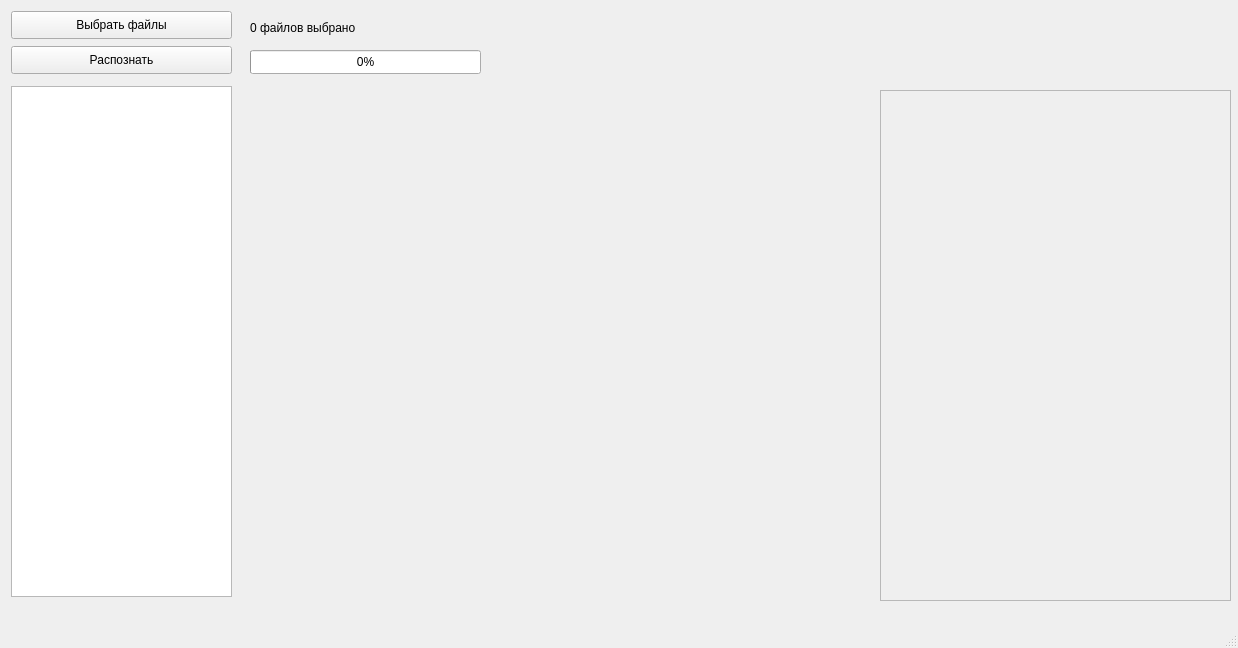
gle8098/diagram-recognition, file ui/window.ui: the form before one commit.
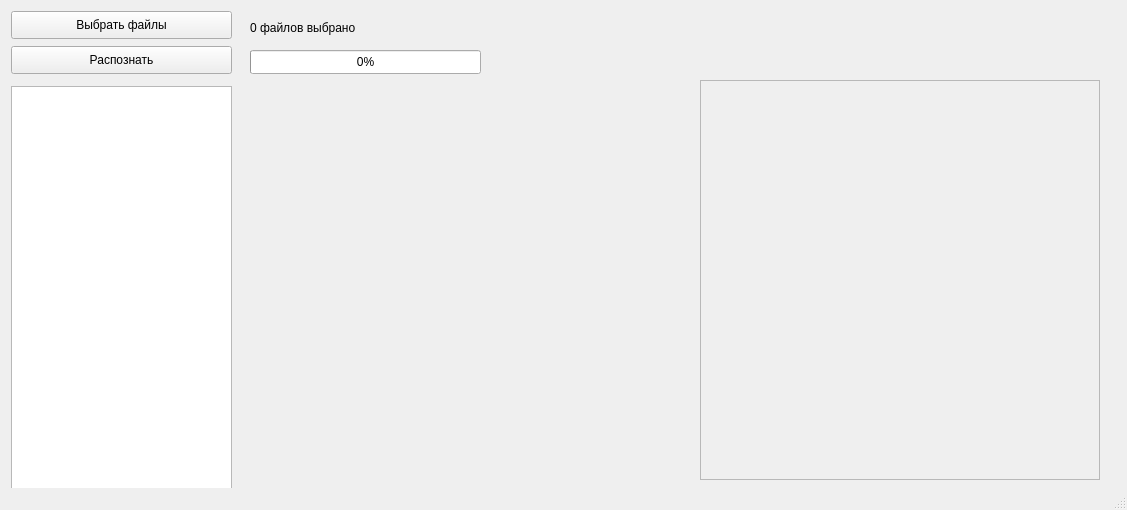
The form after the commit.

Commit message: GODR-46 GODR-47 Cosmetic UI update

Patch:
```diff
--- a/ui/window.ui
+++ b/ui/window.ui
@@ -6,8 +6,8 @@
    <rect>
     <x>0</x>
     <y>0</y>
-    <width>1238</width>
-    <height>648</height>
+    <width>1127</width>
+    <height>510</height>
    </rect>
   </property>
   <property name="windowTitle">
@@ -49,7 +49,7 @@
       <x>11</x>
       <y>86</y>
       <width>221</width>
-      <height>511</height>
+      <height>411</height>
      </rect>
     </property>
     <property name="readOnly">
@@ -85,10 +85,10 @@
    <widget class="QFrame" name="sgf_painter_frame">
     <property name="geometry">
      <rect>
-      <x>880</x>
-      <y>90</y>
-      <width>351</width>
-      <height>511</height>
+      <x>700</x>
+      <y>80</y>
+      <width>400</width>
+      <height>400</height>
      </rect>
     </property>
     <property name="frameShape">
@@ -118,10 +118,10 @@
    <widget class="QLabel" name="origin_label">
     <property name="geometry">
      <rect>
-      <x>260</x>
+      <x>250</x>
       <y>90</y>
-      <width>601</width>
-      <height>501</height>
+      <width>400</width>
+      <height>400</height>
      </rect>
     </property>
     <property name="text">
```
Left out of the diff: 3 changed lines with no effect on the pictures. The commit also changes 2 other files.
